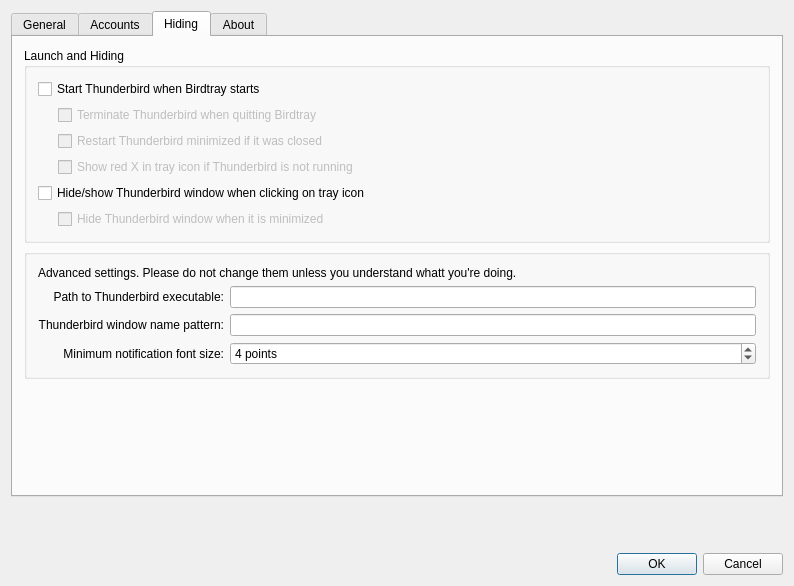
Above: src/dialogsettings.ui from gyunaev/birdtray before the change. Below: the same form after it.
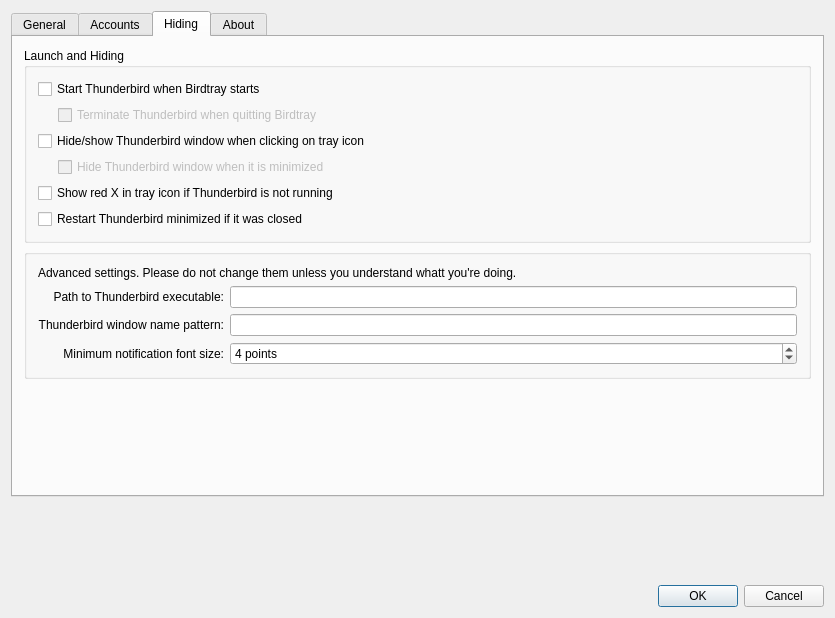
That is the form after the change. Icons and pictures are not drawn. Custom widgets are drawn as their Qt base class.

Commit message: Fixed Thunderbird restart on close

What changed in the file:
```diff
--- a/src/dialogsettings.ui
+++ b/src/dialogsettings.ui
@@ -6,8 +6,8 @@
    <rect>
     <x>0</x>
     <y>0</y>
-    <width>794</width>
-    <height>586</height>
+    <width>835</width>
+    <height>618</height>
    </rect>
   </property>
   <property name="windowTitle">
@@ -340,66 +340,6 @@
             </item>
            </layout>
           </item>
-          <item>
-           <layout class="QHBoxLayout" name="horizontalLayout_5">
-            <item>
-             <spacer name="horizontalSpacer_3">
-              <property name="orientation">
-               <enum>Qt::Horizontal</enum>
-              </property>
-              <property name="sizeType">
-               <enum>QSizePolicy::Fixed</enum>
-              </property>
-              <property name="sizeHint" stdset="0">
-               <size>
-                <width>20</width>
-                <height>20</height>
-               </size>
-              </property>
-             </spacer>
-            </item>
-            <item>
-             <widget class="QCheckBox" name="boxRestartThunderbird">
-              <property name="enabled">
-               <bool>false</bool>
-              </property>
-              <property name="text">
-               <string>Restart Thunderbird minimized if it was closed</string>
-              </property>
-             </widget>
-            </item>
-           </layout>
-          </item>
-          <item>
-           <layout class="QHBoxLayout" name="horizontalLayout_4">
-            <item>
-             <spacer name="horizontalSpacer_2">
-              <property name="orientation">
-               <enum>Qt::Horizontal</enum>
-              </property>
-              <property name="sizeType">
-               <enum>QSizePolicy::Fixed</enum>
-              </property>
-              <property name="sizeHint" stdset="0">
-               <size>
-                <width>20</width>
-                <height>20</height>
-               </size>
-              </property>
-             </spacer>
-            </item>
-            <item>
-             <widget class="QCheckBox" name="boxMonitorThunderbirdWindow">
-              <property name="enabled">
-               <bool>false</bool>
-              </property>
-              <property name="text">
-               <string>Show red X in tray icon if Thunderbird is not running</string>
-              </property>
-             </widget>
-            </item>
-           </layout>
-          </item>
           <item>
            <widget class="QCheckBox" name="boxShowHideThunderbird">
             <property name="text">
@@ -437,6 +377,26 @@
             </item>
            </layout>
           </item>
+          <item>
+           <widget class="QCheckBox" name="boxMonitorThunderbirdWindow">
+            <property name="enabled">
+             <bool>true</bool>
+            </property>
+            <property name="text">
+             <string>Show red X in tray icon if Thunderbird is not running</string>
+            </property>
+           </widget>
+          </item>
+          <item>
+           <widget class="QCheckBox" name="boxRestartThunderbird">
+            <property name="enabled">
+             <bool>true</bool>
+            </property>
+            <property name="text">
+             <string>Restart Thunderbird minimized if it was closed</string>
+            </property>
+           </widget>
+          </item>
          </layout>
         </widget>
        </item>
```
Left out of the diff: 70 changed lines with no effect on the pictures. The commit also changes 2 other files.
